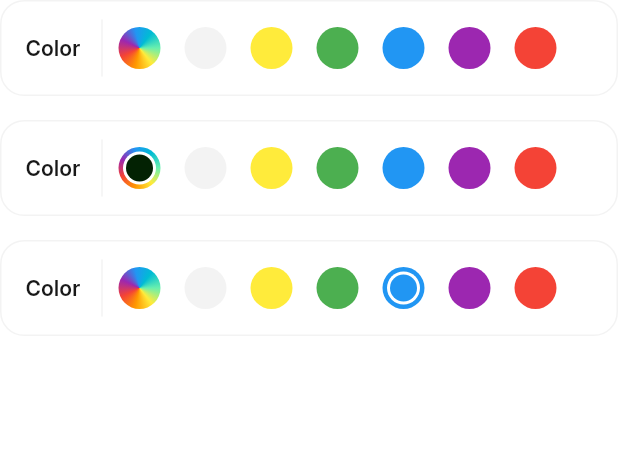
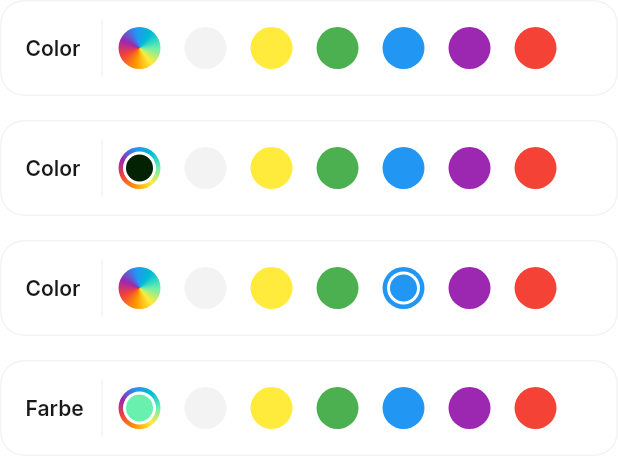
Before and after one commit to luisburgos/flowin_design, a Flutter app: the _ColorPickers widget shown alone on an empty page, opened directly, on a phone screen of 412 x 824 dp. Shown: the top 468 px of the screen. Run offline on Flutter 3.47's test engine with Material 3 defaults, Android fonts, the phone set to English and light mode, and no system bars; our stand-ins replace bloc, equatable, figma_squircle, flutter_bloc, flutter_svg, go_router and 3 more; missing offline and left inert: ios_color_picker.

Commit message:
chore: add color field label property (#16)

```diff
--- a/example/lib/modules/components/input_fields.dart
+++ b/example/lib/modules/components/input_fields.dart
@@ -136,6 +136,15 @@ class _ColorPickers extends StatelessWidget {
             debugPrint('selectedPreset.onColorChanged($color)');
           },
         ),
+        FDColorPickerField(
+          id: 'custom-label',
+          label: 'Farbe',
+          initialColor: Colors.greenAccent,
+          predefinedColors: predefined,
+          onColorChanged: (color) {
+            debugPrint('customLabel.onColorChanged($color)');
+          },
+        ),
       ],
     );
   }
--- a/lib/src/components/input_fields/fd_color_picker_field.dart
+++ b/lib/src/components/input_fields/fd_color_picker_field.dart
@@ -8,6 +8,7 @@ class FDColorPickerField extends StatefulWidget {
   const FDColorPickerField({
     required this.id,
     required this.predefinedColors,
+    this.label,
     this.initialColor,
     this.onColorChanged,
     super.key,
@@ -18,6 +19,9 @@ class FDColorPickerField extends StatefulWidget {
 
   /// @no-doc
   final Color? initialColor;
+
+  /// @no-doc
+  final String? label;
 
   /// @no-doc
   final List<Color> predefinedColors;
@@ -50,7 +54,7 @@ class _FDColorPickerFieldState extends State<FDColorPickerField> {
   Widget build(BuildContext context) {
     return FDInputField(
       key: Key('fd-color-picker-field-${widget.id}'),
-      label: 'Color',
+      label: widget.label ?? 'Color',
       child: FDInlineColorPicker(
         selectedColor: _selectedColor,
         predefinedColors: widget.predefinedColors,
```
Also changed, not shown: .github/cspell.json.
